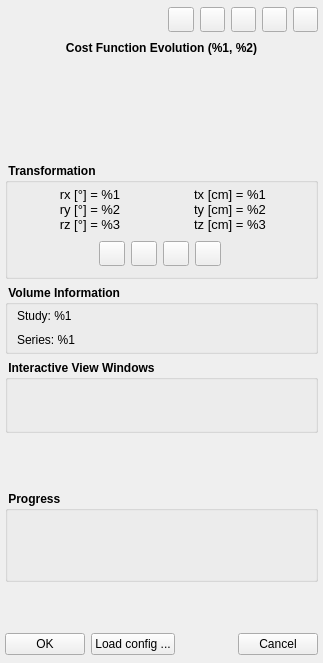
Qt form src/reg-2-3/gui/oraREG23ControlWindow.ui (simonoxen/plastimatch) before a commit.
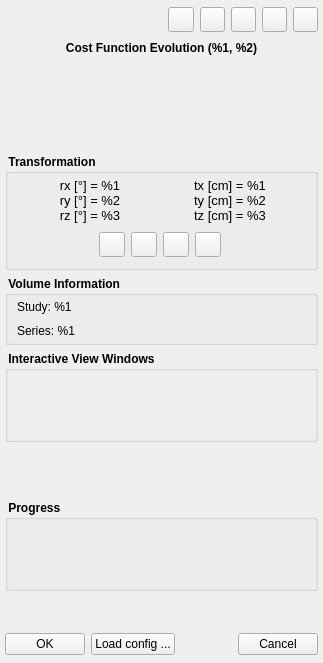
The same form after that commit. Icons and pictures are not drawn. Custom widgets are drawn as their Qt base class.

```diff
--- a/src/reg-2-3/gui/oraREG23ControlWindow.ui
+++ b/src/reg-2-3/gui/oraREG23ControlWindow.ui
@@ -106,7 +106,46 @@
       <property name="title">
        <string> Interactive View Windows </string>
       </property>
-      <layout class="QHBoxLayout" name="horizontalLayout_2" stretch="0">
+      <layout class="QHBoxLayout" name="horizontalLayout_2">
+       <property name="spacing">
+        <number>0</number>
+       </property>
+       <property name="margin">
+        <number>0</number>
+       </property>
+       <item>
+        <widget class="QScrollArea" name="RenWinButtonsScrollArea">
+         <property name="frameShape">
+          <enum>QFrame::NoFrame</enum>
+         </property>
+         <property name="frameShadow">
+          <enum>QFrame::Plain</enum>
+         </property>
+         <property name="lineWidth">
+          <number>0</number>
+         </property>
+         <property name="verticalScrollBarPolicy">
+          <enum>Qt::ScrollBarAlwaysOff</enum>
+         </property>
+         <property name="widgetResizable">
+          <bool>true</bool>
+         </property>
+         <property name="alignment">
+          <set>Qt::AlignCenter</set>
+         </property>
+         <widget class="QWidget" name="scrollAreaWidgetContents">
+          <property name="geometry">
+           <rect>
+            <x>0</x>
+            <y>0</y>
+            <width>311</width>
+            <height>57</height>
+           </rect>
+          </property>
+          <layout class="QHBoxLayout" name="horizontalLayout_7">
+           <property name="spacing">
+            <number>0</number>
+           </property>
        <property name="margin">
         <number>0</number>
        </property>
@@ -129,6 +168,10 @@
            <number>2</number>
           </property>
          </layout>
+            </widget>
+           </item>
+          </layout>
+         </widget>
         </widget>
        </item>
       </layout>
```
Lines whose indentation alone changed are shown as unchanged.
